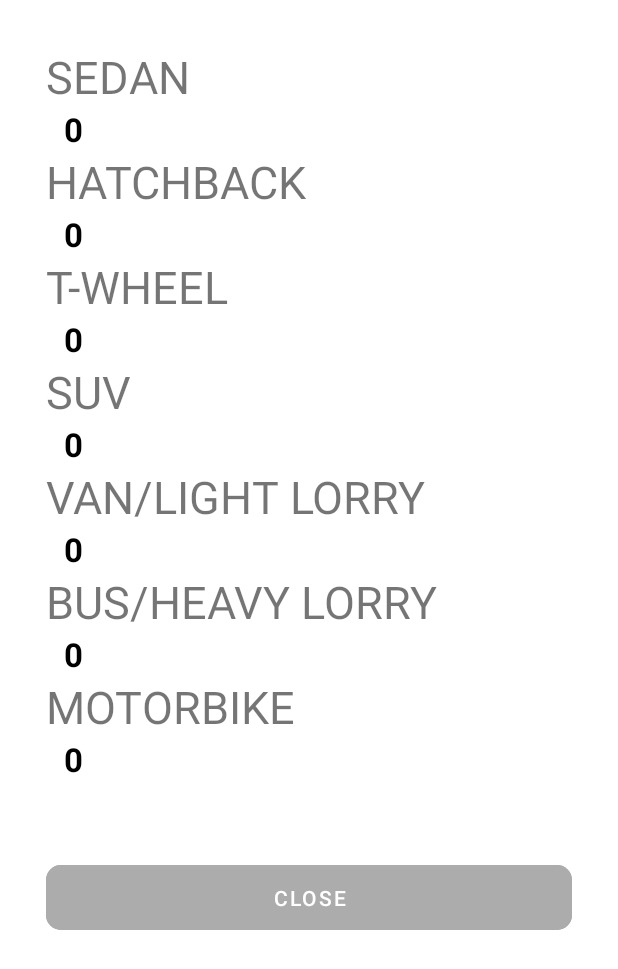
After one commit to it19075136/fuel-mgmt-app-frontend, an Android app: the layout custom_dialog_queue_list.xml on its own in the app's theme, with its tools: preview values and no code run, on a phone screen of 412 x 824 dp. The commit adds this screen. Shown: the top 969 px of the screen. Run offline under Robolectric (Android 15) with nearby library versions, the phone set to English and light mode, and no system bars; network calls fail.

Commit message:
queue station details done

```diff
--- a/app/src/main/res/layout/activity_joined_station_queue_details.xml
+++ b/app/src/main/res/layout/activity_joined_station_queue_details.xml
@@ -117,6 +117,9 @@
 
     </LinearLayout>
 
+
+
+
     <LinearLayout
         android:id="@+id/position"
         android:layout_width="match_parent"
@@ -138,7 +141,7 @@
             android:layout_width="wrap_content"
             android:layout_height="wrap_content"
             android:fontFamily="monospace"
-            android:text="3"
+            android:text="0"
             android:padding="10dp"
             android:textSize="48sp"
             android:src="@drawable/green_tick" />
--- /dev/null
+++ b/app/src/main/res/layout/custom_dialog_queue_list.xml
@@ -0,0 +1,163 @@
+<?xml version="1.0" encoding="utf-8"?>
+<RelativeLayout xmlns:android="http://schemas.android.com/apk/res/android"
+    android:layout_width="match_parent"
+    android:layout_height="match_parent"
+    xmlns:app="http://schemas.android.com/apk/res-auto"
+    android:padding="15dp">
+
+    <ScrollView xmlns:tools="http://schemas.android.com/tools"
+        android:layout_width="match_parent"
+        android:layout_height="wrap_content"
+        android:padding="15dp"
+        tools:context=".FuelStation.FuelStationAvailability">
+
+        <LinearLayout
+            android:layout_width="match_parent"
+            android:layout_height="wrap_content"
+            android:orientation="vertical"
+            android:background="@color/white"
+            android:gravity="start"
+            >
+
+            <TextView
+                android:layout_width="match_parent"
+                android:layout_height="wrap_content"
+                android:text="SEDAN"
+                android:textSize="30dp" />
+
+
+                <TextView
+                    android:id="@+id/sedanCount"
+                    android:layout_width="wrap_content"
+                    android:layout_height="wrap_content"
+                    android:text="0"
+                    android:textSize="22dp"
+                    android:textStyle="bold"
+                    android:textColor="@color/black"
+                    android:layout_marginLeft="12dp"
+                    />
+
+            <TextView
+                android:layout_width="match_parent"
+                android:layout_height="wrap_content"
+                android:text="HATCHBACK"
+                android:textSize="30dp" />
+
+                <TextView
+                    android:id="@+id/hatchCount"
+                    android:layout_width="wrap_content"
+                    android:layout_height="wrap_content"
+                    android:text="0"
+                    android:textSize="22dp"
+                    android:textStyle="bold"
+                    android:textColor="@color/black"
+                    android:layout_marginLeft="12dp"
+                    />
+
+
+            <TextView
+                android:layout_width="match_parent"
+                android:layout_height="wrap_content"
+                android:text="T-WHEEL"
+                android:textSize="30dp" />
+
+                <TextView
+                    android:id="@+id/twCount"
+                    android:layout_width="wrap_content"
+                    android:layout_height="wrap_content"
+                    android:text="0"
+                    android:textSize="22dp"
+                    android:textStyle="bold"
+                    android:textColor="@color/black"
+                    android:layout_marginLeft="12dp"
+                    />
+
+
+            <TextView
+                android:layout_width="match_parent"
+                android:layout_height="wrap_content"
+                android:text="SUV"
+                android:textSize="30dp" />
+
+                <TextView
+                    android:id="@+id/suvCount"
+                    android:layout_width="wrap_content"
+                    android:layout_height="wrap_content"
+                    android:text="0"
+                    android:textSize="22dp"
+                    android:textStyle="bold"
+                    android:textColor="@color/black"
+                    android:layout_marginLeft="12dp"
+                    />
+
+                        <TextView
+                android:layout_width="match_parent"
+                android:layout_height="wrap_content"
+                android:text="VAN/LIGHT LORRY"
+                android:textSize="30dp" />
+
+                <TextView
+                    android:id="@+id/vanCount"
+                    android:layout_width="wrap_content"
+                    android:layout_height="wrap_content"
+                    android:text="0"
+                    android:textSize="22dp"
+                    android:textStyle="bold"
+                    android:textColor="@color/black"
+                    android:layout_marginLeft="12dp"
+                    />
+
+                        <TextView
+                android:layout_width="match_parent"
+                android:layout_height="wrap_content"
+                android:text="BUS/HEAVY LORRY"
+                android:textSize="30dp" />
+
+                <TextView
+                    android:id="@+id/busCount"
+                    android:layout_width="wrap_content"
+                    android:layout_height="wrap_content"
+                    android:text="0"
+                    android:textSize="22dp"
+                    android:textStyle="bold"
+                    android:textColor="@color/black"
+                    android:layout_marginLeft="12dp"
+                    />
+
+                        <TextView
+                android:layout_width="match_parent"
+                android:layout_height="wrap_content"
+                android:text="MOTORBIKE"
+                android:textSize="30dp" />
+
+                <TextView
+                    android:id="@+id/motorbikeCount"
+                    android:layout_width="wrap_content"
+                    android:layout_height="wrap_content"
+                    android:text="0"
+                    android:textSize="22dp"
+                    android:textStyle="bold"
+                    android:textColor="@color/black"
+                    android:layout_marginLeft="12dp"
+                    />
+
+
+            <com.google.android.material.button.MaterialButton
+                android:id="@+id/close"
+                style="@style/Widget.MaterialComponents.Button.UnelevatedButton"
+                android:layout_width="match_parent"
+                android:layout_height="wrap_content"
+                android:layout_centerHorizontal="true"
+                android:layout_marginTop="50dp"
+                android:padding="12dp"
+                android:text="Close"
+                android:backgroundTint="@color/cancel"
+                android:textColor="@color/white"
+                app:cornerRadius="10dp"
+                app:rippleColor="@color/ripple" />
+
+        </LinearLayout>
+
+    </ScrollView>
+
+</RelativeLayout>
```
Also changed, not shown: app/src/main/java/com/example/fuel_mgmt_app_frontend/queue/JoinQueueForm.java (+11 -2 lines), app/src/main/java/com/example/fuel_mgmt_app_frontend/queue/JoinedStationQueueDetails.java (+173 -3 lines).
